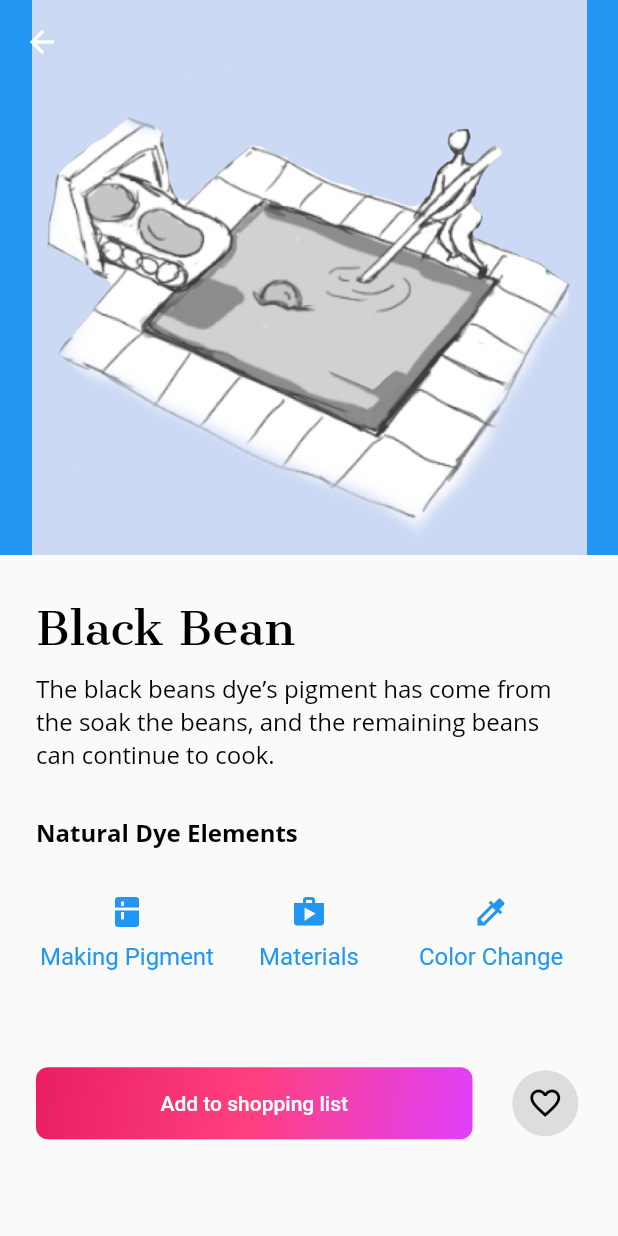
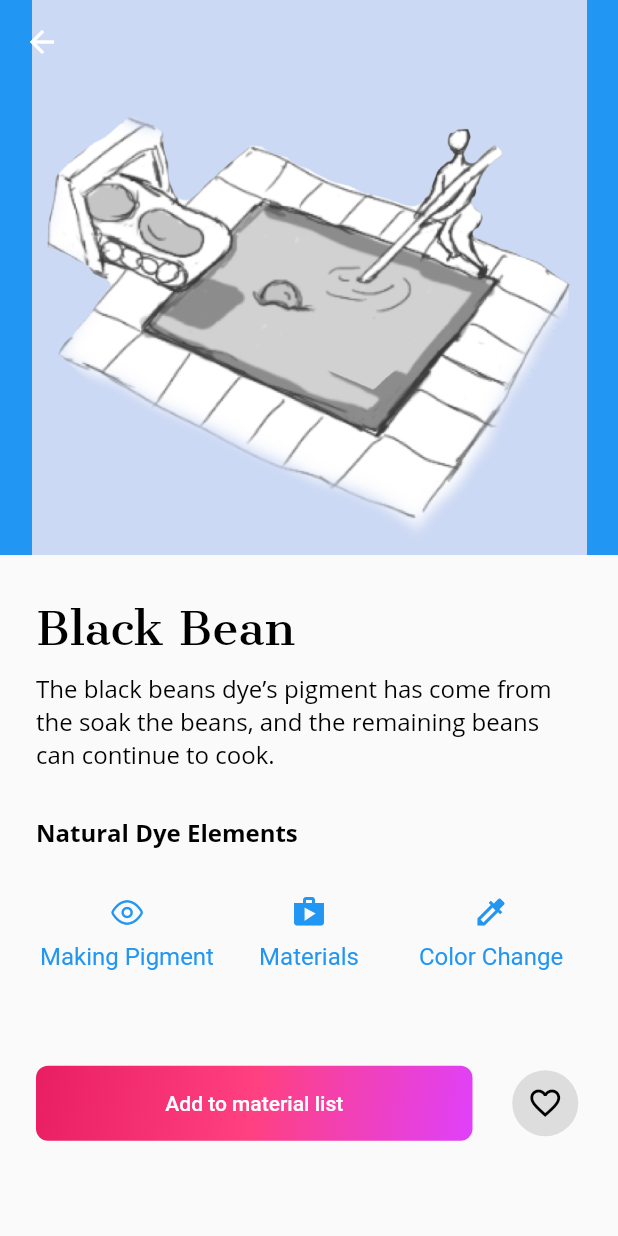
Before and after one commit to MaggieGreen/Natural-Dye, a Flutter app: the HomeScreen screen opened by its route, after a tap on "Get the details", on a phone screen of 412 x 824 dp. Run offline on Flutter 3.47's test engine with Material 2 defaults, Android fonts, the phone set to English and light mode, and no system bars; our stand-ins replace curved_navigation_bar; missing offline and left inert: navigation_dot_bar.

Commit message:
4.18 22:36 navigation

```diff
--- a/lib/pages/card_list.dart
+++ b/lib/pages/card_list.dart
@@ -25,8 +25,15 @@ class _CardListState extends State<CardList> {
               mainAxisAlignment: MainAxisAlignment.end,
               crossAxisAlignment: CrossAxisAlignment.start,
               children: <Widget>[
+                Chip(
+                  // avatar: CircleAvatar(
+                  //   backgroundColor: Colors.grey,
+                  // ),
+                  backgroundColor: Colors.amber,
+                  label: Text('Seasonal Pick'),
+                ),
                 Text(
-                  'Daily for you',
+                  'Midsummer’s elderberry',
                   style: TextStyle(
                       fontFamily: 'CantataOne',
                       fontSize: 30,
@@ -43,6 +50,7 @@ class _CardListState extends State<CardList> {
                       color: Colors.black),
                 ),
                 SizedBox(height: 30),
+                //old link to detail page buttom style
                 FlatButton(
                   onPressed: () =>
                       {Navigator.pushNamed(context, '/plantdetail')},
--- a/lib/pages/home_screen.dart
+++ b/lib/pages/home_screen.dart
@@ -1,5 +1,6 @@
 import 'package:flutter/material.dart';
 import 'package:curved_navigation_bar/curved_navigation_bar.dart';
+import 'package:navigation_dot_bar/navigation_dot_bar.dart';
 
 import 'card_list.dart';
 import 'gallery.dart';
@@ -35,7 +36,7 @@ class _HomeScreen extends State<HomeScreen> {
         key: _bottomNavigationKey,
         height: 70.0,
         items: <Widget>[
-          Icon(Icons.home, size: 30),
+          Icon(IconData(0xe633, fontFamily: 'MyIcons'), size: 30),
           Icon(Icons.crop_square, size: 30),
           Icon(Icons.color_lens, size: 30),
           Icon(Icons.book, size: 30),
--- a/lib/pages/plant_detail.dart
+++ b/lib/pages/plant_detail.dart
@@ -37,7 +37,8 @@ class _PlantDetailState extends State<PlantDetail> {
         children: [
           Expanded(
             flex: 1,
-            child: _buildButtonColumn(color, Icons.kitchen, 'Making Pigment'),
+            child: _buildButtonColumn(color,
+                IconData(0xe633, fontFamily: 'MyIcons'), 'Making Pigment'),
           ),
           Expanded(
             flex: 1,
@@ -58,6 +59,7 @@ class _PlantDetailState extends State<PlantDetail> {
           children: <Widget>[
             Expanded(
               child: Container(
+                height: 50,
                 child: FlatButton(
                     onPressed: () {
                       showDialog(
@@ -71,7 +73,7 @@ class _PlantDetailState extends State<PlantDetail> {
                       );
                     },
                     child: Text(
-                      "Add to shopping list",
+                      "Add to material list",
                       style: TextStyle(color: Colors.white),
                     )),
                 decoration: BoxDecoration(
@@ -91,7 +93,7 @@ class _PlantDetailState extends State<PlantDetail> {
             ),
             Expanded(
                 child: Container(
-//            margin: EdgeInsets.only(left: 30, right: 20),
+              // margin: EdgeInsets.only(left: 30, right: 20),
               decoration: ShapeDecoration(
                   shape: CircleBorder(), color: Color(0xffdddddd)),
               child: Icon(
--- a/pubspec.yaml
+++ b/pubspec.yaml
@@ -13,6 +13,7 @@ dependencies:
   flutter_staggered_grid_view: ^0.3.0
   cupertino_icons: ^0.1.2
   flutter_svg: ^0.17.4
+  navigation_dot_bar: ^0.1.3
 
 dev_dependencies:
   flutter_test:
@@ -30,6 +31,10 @@ flutter:
   - family: CantataOne
     fonts:
     - asset: assets/fonts/CantataOne-Regular.ttf
+  - family: MyIcons
+    fonts:
+    - asset: assets/icons/iconfont.ttf
+
 
   uses-material-design: true
 
```
Also changed, not shown: assets/icons/iconfont.ttf (added), pubspec.lock, 21 other files.
